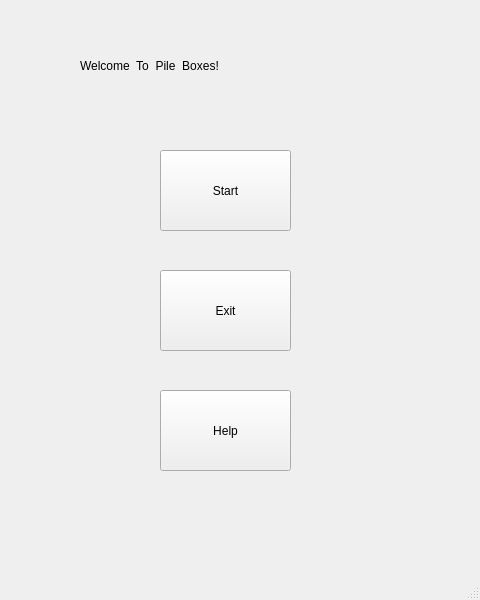
Qt form mainwindow.ui (QuadrantQuartet/PileBox) before a commit.
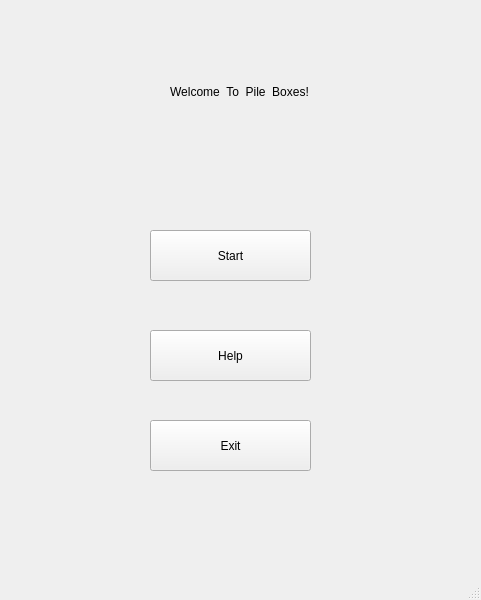
The same form after that commit.

The edit to the form file:
```diff
--- a/mainwindow.ui
+++ b/mainwindow.ui
@@ -6,7 +6,7 @@
    <rect>
     <x>0</x>
     <y>0</y>
-    <width>480</width>
+    <width>481</width>
     <height>600</height>
    </rect>
   </property>
@@ -14,29 +14,13 @@
    <string>Welcome</string>
   </property>
   <widget class="QWidget" name="centralwidget">
-   <widget class="QPushButton" name="startButton">
-    <property name="geometry">
-     <rect>
-      <x>160</x>
-      <y>150</y>
-      <width>131</width>
-      <height>81</height>
-     </rect>
-    </property>
-    <property name="styleSheet">
-     <string notr="true">font: 15pt &quot;Microsoft YaHei UI&quot;;</string>
-    </property>
-    <property name="text">
-     <string>Start</string>
-    </property>
-   </widget>
    <widget class="QPushButton" name="exitButton">
     <property name="geometry">
      <rect>
-      <x>160</x>
-      <y>270</y>
-      <width>131</width>
-      <height>81</height>
+      <x>150</x>
+      <y>420</y>
+      <width>161</width>
+      <height>51</height>
      </rect>
     </property>
     <property name="styleSheet">
@@ -49,10 +33,10 @@
    <widget class="QPushButton" name="pushButton">
     <property name="geometry">
      <rect>
-      <x>160</x>
-      <y>390</y>
-      <width>131</width>
-      <height>81</height>
+      <x>150</x>
+      <y>330</y>
+      <width>161</width>
+      <height>51</height>
      </rect>
     </property>
     <property name="styleSheet">
@@ -62,13 +46,29 @@
      <string>Help</string>
     </property>
    </widget>
+   <widget class="QPushButton" name="startButton">
+    <property name="geometry">
+     <rect>
+      <x>150</x>
+      <y>230</y>
+      <width>161</width>
+      <height>51</height>
+     </rect>
+    </property>
+    <property name="styleSheet">
+     <string notr="true">font: 15pt &quot;Microsoft YaHei UI&quot;;</string>
+    </property>
+    <property name="text">
+     <string>Start</string>
+    </property>
+   </widget>
    <widget class="QLabel" name="label">
     <property name="geometry">
      <rect>
-      <x>80</x>
-      <y>30</y>
-      <width>381</width>
-      <height>71</height>
+      <x>0</x>
+      <y>0</y>
+      <width>479</width>
+      <height>184</height>
      </rect>
     </property>
     <property name="styleSheet">
@@ -77,6 +77,9 @@
     <property name="text">
      <string>Welcome  To  Pile  Boxes!</string>
     </property>
+    <property name="alignment">
+     <set>Qt::AlignCenter</set>
+    </property>
    </widget>
   </widget>
   <widget class="QMenuBar" name="menubar">
```
Left out of the diff: 6 changed lines with no effect on the pictures.
